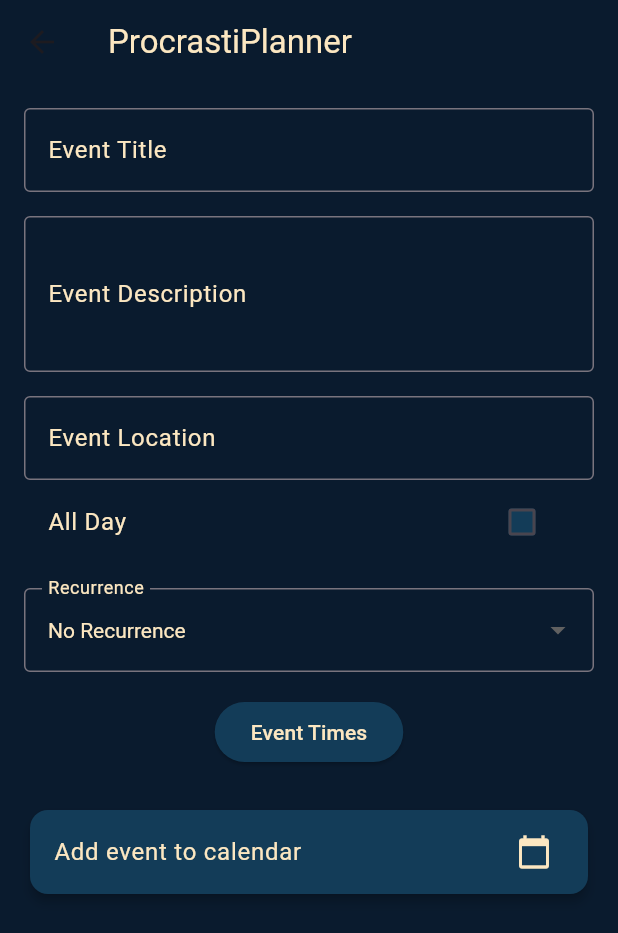
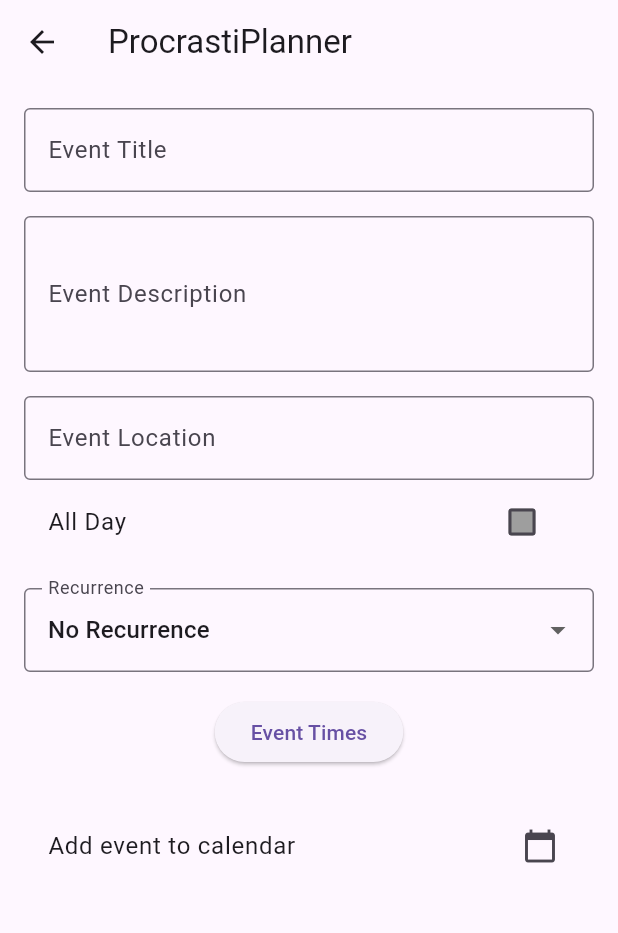
Before and after one commit to ProcrastiHater/Procrastihater, a Flutter app: the CalendarPage screen opened directly, on a phone screen of 412 x 824 dp. Shown: the top 933 px of the screen. Run offline on Flutter 3.47's test engine with Material 3 defaults, Android fonts, the phone set to English and light mode, and no system bars; our stand-ins replace cloud_firestore, firebase_auth, firebase_core, fl_chart; missing offline and left inert: add_2_calendar, dart:ffi, firebase_ui_auth, omni_datetime_picker; accounts and stored records are empty; network calls fail.

Commit message:
Rounded ListTile, removed colorscheme

```diff
--- a/lib/pages/calendar.dart
+++ b/lib/pages/calendar.dart
@@ -34,18 +34,6 @@ class CalendarPage extends StatefulWidget {
 /// Description: State for the CalendarPage
 ///*********************************
 class _CalendarPageState extends State<CalendarPage> {
-  final ColorScheme _colorScheme = const ColorScheme(
-    primary: Color.fromARGB(255, 10, 27, 46),
-    secondary: Color.fromARGB(255, 19, 52, 88),
-    surface: Color.fromARGB(255, 10, 27, 46),
-    error: Color(0xFFFF5252),
-    onPrimary: Color.fromARGB(255, 19, 52, 88),
-    onSecondary: Color.fromARGB(255, 19, 60, 88),
-    onSurface: Color.fromARGB(255, 252, 231, 193),
-    onError: Color.fromARGB(255, 10, 27, 46),
-    brightness: Brightness.light,
-  );
-
   List<DateTime>? dateTimeRange;
   String? title;
   String? description;
@@ -77,6 +65,24 @@ class _CalendarPageState extends State<CalendarPage> {
     });
   }
 
+  ///*********************************
+  /// Name: getColor
+  ///
+  /// Description: gets and sets the color of the
+  /// all day checkbox based off the interaction state
+  ///*********************************
+  Color getColor(Set<WidgetState> states) {
+    const Set<WidgetState> interactiveStates = <WidgetState>{
+      WidgetState.pressed,
+      WidgetState.hovered,
+      WidgetState.focused,
+    };
+    if (states.any(interactiveStates.contains)) {
+      return Colors.blue;
+    }
+    return Colors.grey;
+  }
+
   @override
   void dispose() {
     _titleController.dispose();
@@ -88,7 +94,8 @@ class _CalendarPageState extends State<CalendarPage> {
   ///*********************************
   /// Name: buildEvent
   ///
-  /// Description: Creates the event to be added to device calendar
+  /// Description: Creates an event to be
+  /// added to device calendar
   ///*********************************
   Event buildEvent({Recurrence? recurrence}) {
     Recurrence? recurrence;
@@ -130,14 +137,7 @@ class _CalendarPageState extends State<CalendarPage> {
   @override
   Widget build(BuildContext context) {
     return Scaffold(
-      appBar: AppBar(
-        title: Text(
-          'ProcrastiPlanner',
-          style: TextStyle(color: _colorScheme.onSurface),
-        ),
-        backgroundColor: _colorScheme.primary,
-      ),
-      backgroundColor: _colorScheme.primary,
+      appBar: AppBar(title: const Text('ProcrastiPlanner')),
       body: SingleChildScrollView(
         padding: const EdgeInsets.all(16.0),
         child: Column(
@@ -145,107 +145,53 @@ class _CalendarPageState extends State<CalendarPage> {
           children: [
             TextField(
               controller: _titleController,
-              style: TextStyle(color: _colorScheme.onSurface),
-              decoration: InputDecoration(
+              decoration: const InputDecoration(
                 labelText: 'Event Title',
-                labelStyle: TextStyle(color: _colorScheme.onSurface),
                 border: OutlineInputBorder(),
-                focusedBorder: OutlineInputBorder(
-                  borderSide:
-                      BorderSide(color: _colorScheme.onSurface, width: 2.0),
-                ),
               ),
             ),
             const SizedBox(height: 16),
             TextField(
               controller: _descriptionController,
-              style: TextStyle(color: _colorScheme.onSurface),
-              decoration: InputDecoration(
+              decoration: const InputDecoration(
                 labelText: 'Event Description',
-                labelStyle: TextStyle(color: _colorScheme.onSurface),
                 border: OutlineInputBorder(),
-                focusedBorder: OutlineInputBorder(
-                  borderSide:
-                      BorderSide(color: _colorScheme.onSurface, width: 2.0),
-                ),
               ),
               maxLines: 3,
             ),
             const SizedBox(height: 16),
             TextField(
               controller: _locationController,
-              style: TextStyle(color: _colorScheme.onSurface),
-              decoration: InputDecoration(
+              decoration: const InputDecoration(
                 labelText: 'Event Location',
-                labelStyle: TextStyle(color: _colorScheme.onSurface),
                 border: OutlineInputBorder(),
-                focusedBorder: OutlineInputBorder(
-                  borderSide:
-                      BorderSide(color: _colorScheme.onSurface, width: 2.0),
-                ),
               ),
             ),
             ListTile(
-              title: Text(
-                'All Day',
-                style: TextStyle(color: _colorScheme.onSurface),
-              ),
+                title: const Text('All Day'),
                 trailing: Checkbox(
-                checkColor: _colorScheme.primary,
-                fillColor: WidgetStateProperty.resolveWith((states) {
-                  if (states.contains(WidgetState.selected)) {
-                    return _colorScheme.onSurface;
-                  }
-                  return _colorScheme.onSecondary;
-                }),
+                  checkColor: Colors.white,
+                  fillColor: WidgetStateProperty.resolveWith(getColor),
                   value: isAllDay,
                   onChanged: (bool? value) {
                     setState(() {
                       isAllDay = value!;
                     });
                   },
-              ),
-            ),
+                )),
             const SizedBox(height: 16),
             DropdownButtonFormField<String>(
-              dropdownColor: _colorScheme.primary,
-              style: TextStyle(color: _colorScheme.onSurface),
-              decoration: InputDecoration(
+              decoration: const InputDecoration(
                 labelText: 'Recurrence',
-                labelStyle: TextStyle(color: _colorScheme.onSurface),
                 border: OutlineInputBorder(),
-                focusedBorder: OutlineInputBorder(
-                  borderSide:
-                      BorderSide(color: _colorScheme.onSurface, width: 2.0),
-                ),
               ),
               value: recurrenceType,
-              items: [
-                DropdownMenuItem(
-                  value: null,
-                  child: Text('No Recurrence',
-                      style: TextStyle(color: _colorScheme.onSurface)),
-                ),
-                DropdownMenuItem(
-                  value: 'daily',
-                  child: Text('Daily',
-                      style: TextStyle(color: _colorScheme.onSurface)),
-                ),
-                DropdownMenuItem(
-                  value: 'weekly',
-                  child: Text('Weekly',
-                      style: TextStyle(color: _colorScheme.onSurface)),
-                ),
-                DropdownMenuItem(
-                  value: 'monthly',
-                  child: Text('Monthly',
-                      style: TextStyle(color: _colorScheme.onSurface)),
-                ),
-                DropdownMenuItem(
-                  value: 'yearly',
-                  child: Text('Yearly',
-                      style: TextStyle(color: _colorScheme.onSurface)),
-                ),
+              items: const [
+                DropdownMenuItem(value: null, child: Text('No Recurrence')),
+                DropdownMenuItem(value: 'daily', child: Text('Daily')),
+                DropdownMenuItem(value: 'weekly', child: Text('Weekly')),
+                DropdownMenuItem(value: 'monthly', child: Text('Monthly')),
+                DropdownMenuItem(value: 'yearly', child: Text('Yearly')),
               ],
               onChanged: (String? value) {
                 setState(() {
@@ -257,47 +203,25 @@ class _CalendarPageState extends State<CalendarPage> {
             ElevatedButton(
               onPressed: () async {
                 final result = await showOmniDateTimeRangePicker(
-                  context: context,
-                  is24HourMode: true,
-                );
+                    context: context, is24HourMode: true);
                 setState(() {
                   dateTimeRange = result;
                 });
                 debugPrint('dateTime: $dateTimeRange');
               },
-              style: ElevatedButton.styleFrom(
-                backgroundColor: _colorScheme.onSecondary,
-                foregroundColor: _colorScheme.onSurface,
-              ),
-              child: Text('Event Times',
-                  style: TextStyle(color: _colorScheme.onSurface)),
+              child: const Text('Event Times'),
             ),
             const SizedBox(height: 24),
-            Card(
-              color: _colorScheme.onSecondary,
-              elevation: 3,
+            ListTile(
               shape: RoundedRectangleBorder(
-                borderRadius: BorderRadius.circular(12),
-              ),
-              child: ListTile(
-                shape: RoundedRectangleBorder(
-                  borderRadius: BorderRadius.all(
-                    Radius.circular(25),
-                  ),
-                ),
-                title: Text(
-                  'Add event to calendar',
-                  style: TextStyle(color: _colorScheme.onSurface),
-                ),
-                trailing:
-                    Icon(Icons.calendar_today, color: _colorScheme.onSurface),
-                tileColor: _colorScheme.onSecondary,
+                  borderRadius: BorderRadius.all(Radius.circular(25))),
+              title: const Text('Add event to calendar'),
+              trailing: const Icon(Icons.calendar_today),
               onTap: () {
                 Add2Calendar.addEvent2Cal(
                   buildEvent(),
                 );
               },
-              ),
             ),
           ],
         ),
```
Lines whose indentation alone changed are shown as unchanged.
